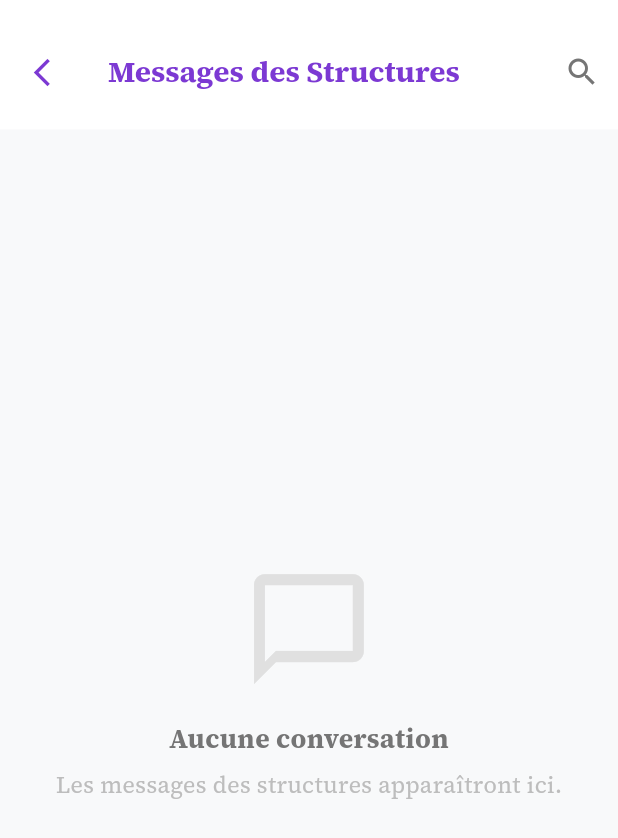
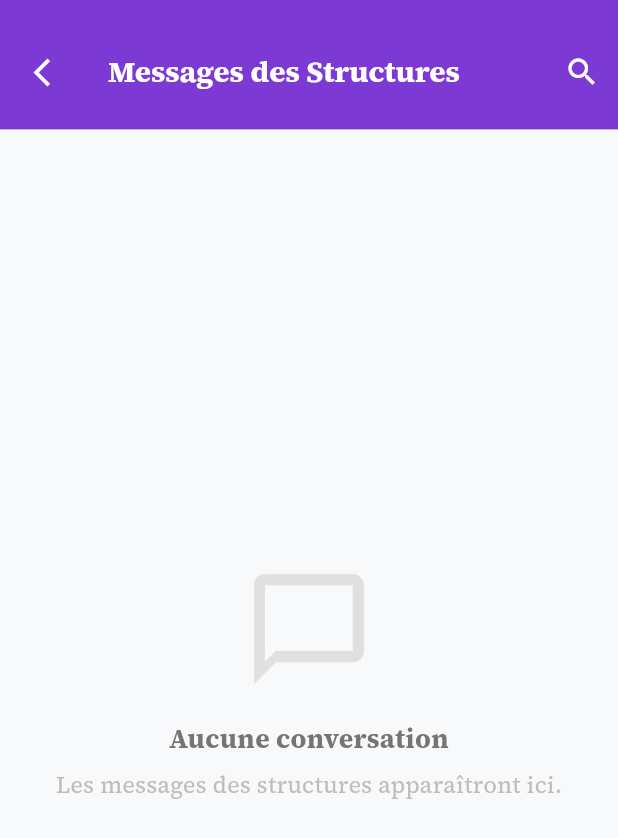
Before and after one commit to kabyrNdiaye/arsFrontend, a Flutter app: the AdminChatListScreen screen opened directly, on a phone screen of 412 x 824 dp. Shown: the top 838 px of the screen. Run offline on Flutter 3.47's test engine with Material 3 defaults, Android fonts, the phone set to English and light mode, and no system bars; our stand-ins replace audioplayers, connectivity_plus, contacts_service, file_picker, flutter_local_notifications, flutter_screenutil and 11 more; missing offline and left inert: dart:html, dart:ui_web, flutter_pdfview; accounts and stored records are empty; network calls fail.

Commit message:
UI Fix: Make chat AppBars purple with white text to blend with iOS black status bar

```diff
--- a/lib/screens/admin_screen/admin_chat_list_screen.dart
+++ b/lib/screens/admin_screen/admin_chat_list_screen.dart
@@ -75,13 +75,13 @@ class _AdminChatListScreenState extends State<AdminChatListScreen> {
     return Scaffold(
       backgroundColor: const Color(0xFFF8F9FA),
       appBar: AppBar(
-        backgroundColor: Colors.white,
+        backgroundColor: _adminPurple,
         elevation: 0,
         toolbarHeight: 85.h,
         leading: Padding(
           padding: EdgeInsets.only(top: 10.h),
           child: IconButton(
-            icon: Icon(Icons.arrow_back_ios_new, color: _adminPurple, size: 20.sp),
+            icon: Icon(Icons.arrow_back_ios_new, color: Colors.white, size: 20.sp),
             onPressed: () {
               if (_isSearching) {
                 setState(() {
@@ -102,17 +102,17 @@ class _AdminChatListScreenState extends State<AdminChatListScreen> {
                   autofocus: true,
                   decoration: InputDecoration(
                     hintText: "Rechercher une structure...",
-                    hintStyle: getInterStyle(fontSize: 14.sp, color: Colors.grey[400]),
+                    hintStyle: getInterStyle(fontSize: 14.sp, color: Colors.white70),
                     border: InputBorder.none,
                   ),
-                  style: getInterStyle(fontSize: 15.sp),
+                  style: getInterStyle(fontSize: 15.sp, color: Colors.white),
                 )
               : Text(
                   "Messages des Structures",
                   style: getSourceSerifProStyle(
                     fontSize: 18.sp,
                     fontWeight: FontWeight.bold,
-                    color: _adminPurple,
+                    color: Colors.white,
                   ),
                 ),
         ),
@@ -120,7 +120,7 @@ class _AdminChatListScreenState extends State<AdminChatListScreen> {
           Padding(
             padding: EdgeInsets.only(top: 10.h),
             child: IconButton(
-              icon: Icon(_isSearching ? Icons.close : Icons.search, color: Colors.grey[600]),
+              icon: Icon(_isSearching ? Icons.close : Icons.search, color: Colors.white),
               onPressed: () {
                 setState(() {
                   if (_isSearching) {
```
Also changed, not shown: lib/screens/admin_screen/admin_mission_chat_screen.dart (+5 -5 lines).
